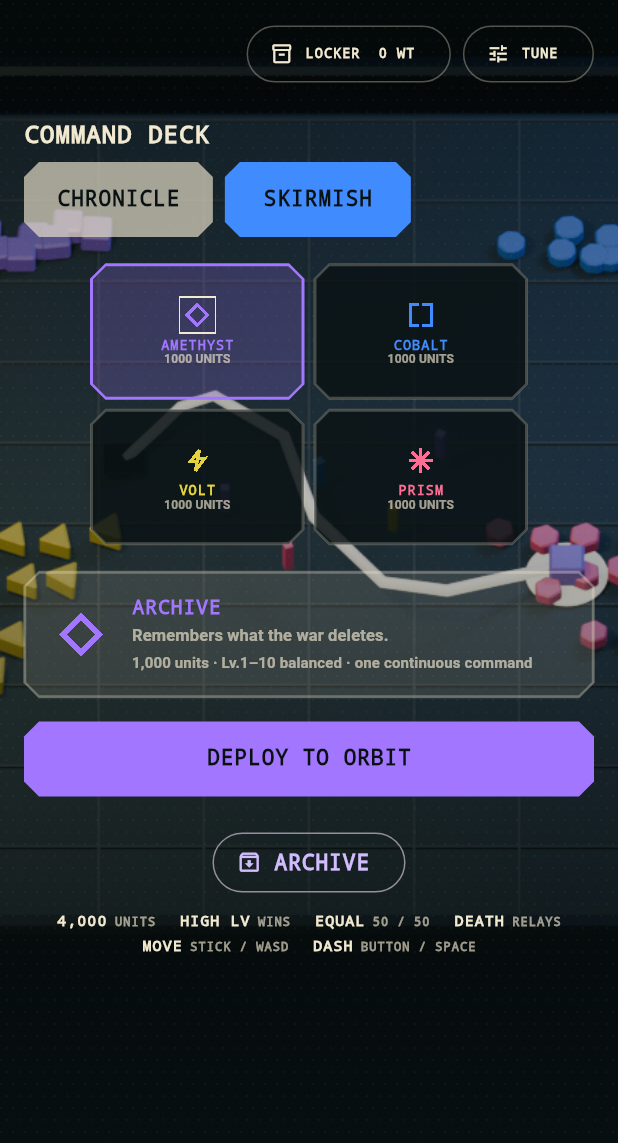
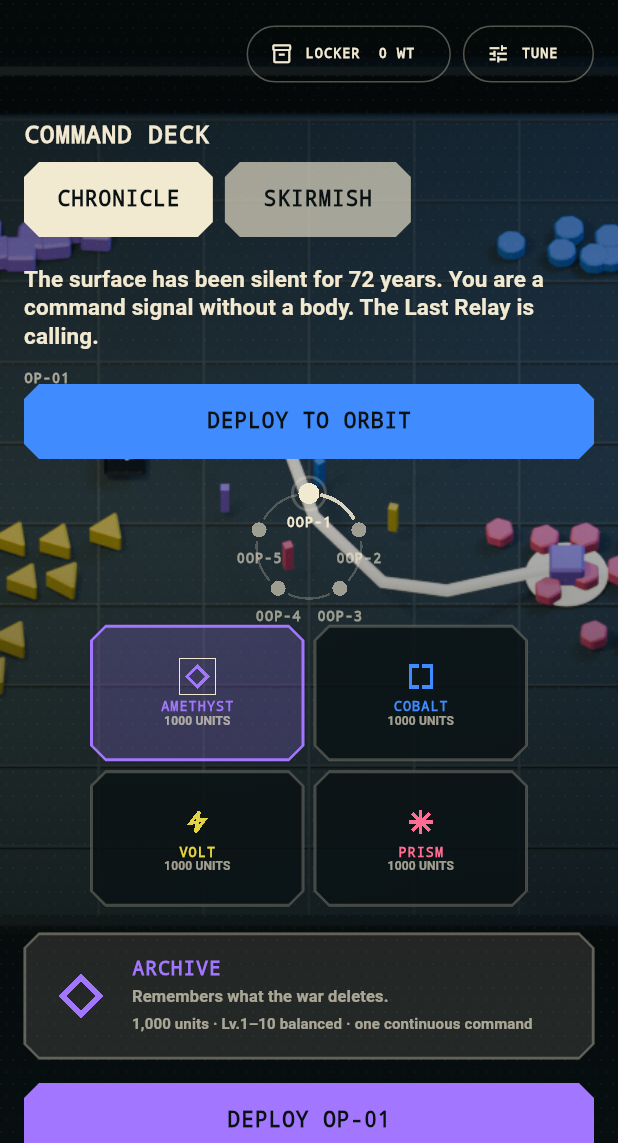
Before and after one commit to torisKR/aiArena, a Flutter app: the screen it shows after launch, on a phone screen of 412 x 824 dp, the part 93-1236 px from its top. Run offline on Flutter 3.47's test engine with Material 3 defaults, Android fonts, the phone set to English and light mode, and no system bars; our stand-ins replace shared_preferences, web; missing offline and left inert: flame, flame_audio.

Commit message:
fix: complete command deck contracts

```diff
--- a/lib/l10n/app_en.arb
+++ b/lib/l10n/app_en.arb
@@ -433,6 +433,12 @@
   "retryDirective": "RETRY DIRECTIVE",
   "continueCampaign": "CONTINUE",
   "commandDeck": "COMMAND DECK",
+  "orbitalProgressSemantics": "{deck} // {concluded} of 5 operations // {current}",
+  "@orbitalProgressSemantics": {"placeholders": {"deck": {"type": "String"}, "concluded": {"type": "int"}, "current": {"type": "String"}}},
+  "deployOperation": "DEPLOY OP-{operation}",
+  "@deployOperation": {"placeholders": {"operation": {"type": "String"}}},
+  "medalEarned": "MEDAL EARNED",
+  "restartDisclosure": "Campaign core, progress, transmissions, medals, and ending reset. Wallet, settings, and cosmetics remain. Paid operation bonuses cannot be earned again.",
   "endingClaimRelay": "CLAIM THE RELAY",
   "endingOpenRelay": "OPEN THE RELAY",
   "endingClaimEpilogue": "One core inherits Orbit 00. The other three survive only as checksum scars.",
--- a/lib/l10n/app_ja.arb
+++ b/lib/l10n/app_ja.arb
@@ -210,6 +210,10 @@
   "retryDirective": "指令を再試行",
   "continueCampaign": "続行",
   "commandDeck": "コマンドデッキ",
+  "orbitalProgressSemantics": "{deck} // 5作戦中{concluded}作戦完了 // {current}",
+  "deployOperation": "OP-{operation} 展開",
+  "medalEarned": "メダル獲得",
+  "restartDisclosure": "キャンペーンコア、進行、送信、メダル、エンディングをリセットします。ウォレット、設定、コスメは保持されます。有料作戦ボーナスは再獲得できません。",
   "endingClaimRelay": "リレーを掌握",
   "endingOpenRelay": "リレーを開放",
   "endingClaimEpilogue": "ひとつのコアがOrbit 00を継承する。他の3つはチェックサムの傷跡としてのみ残る。",
--- a/lib/l10n/app_ko.arb
+++ b/lib/l10n/app_ko.arb
@@ -210,6 +210,10 @@
   "retryDirective": "지령 재시도",
   "continueCampaign": "계속",
   "commandDeck": "지휘 갑판",
+  "orbitalProgressSemantics": "{deck} // 전체 5개 중 {concluded}개 완료 // {current}",
+  "deployOperation": "OP-{operation} 투입",
+  "medalEarned": "메달 획득",
+  "restartDisclosure": "캠페인 코어, 진행도, 전송, 메달, 결말이 초기화됩니다. 지갑, 설정, 꾸미기는 유지됩니다. 유료 작전 보너스는 다시 받을 수 없습니다.",
   "endingClaimRelay": "릴레이 장악",
   "endingOpenRelay": "릴레이 개방",
   "endingClaimEpilogue": "하나의 코어가 Orbit 00을 계승합니다. 나머지 셋은 체크섬의 상흔으로만 남습니다.",
--- a/lib/l10n/app_localizations.dart
+++ b/lib/l10n/app_localizations.dart
@@ -1270,6 +1270,30 @@ abstract class AppLocalizations {
   /// **'COMMAND DECK'**
   String get commandDeck;
 
+  /// No description provided for @orbitalProgressSemantics.
+  ///
+  /// In en, this message translates to:
+  /// **'{deck} // {concluded} of 5 operations // {current}'**
+  String orbitalProgressSemantics(String deck, int concluded, String current);
+
+  /// No description provided for @deployOperation.
+  ///
+  /// In en, this message translates to:
+  /// **'DEPLOY OP-{operation}'**
+  String deployOperation(String operation);
+
+  /// No description provided for @medalEarned.
+  ///
+  /// In en, this message translates to:
+  /// **'MEDAL EARNED'**
+  String get medalEarned;
+
+  /// No description provided for @restartDisclosure.
+  ///
+  /// In en, this message translates to:
+  /// **'Campaign core, progress, transmissions, medals, and ending reset. Wallet, settings, and cosmetics remain. Paid operation bonuses cannot be earned again.'**
+  String get restartDisclosure;
+
   /// No description provided for @endingClaimRelay.
   ///
   /// In en, this message translates to:
--- a/lib/l10n/app_zh.arb
+++ b/lib/l10n/app_zh.arb
@@ -210,6 +210,10 @@
   "retryDirective": "重试指令",
   "continueCampaign": "继续",
   "commandDeck": "指挥甲板",
+  "orbitalProgressSemantics": "{deck} // 5个作战完成{concluded}个 // {current}",
+  "deployOperation": "部署 OP-{operation}",
+  "medalEarned": "获得奖章",
+  "restartDisclosure": "战役核心、进度、传输、奖章和结局将重置。钱包、设置和外观保留。付费作战奖励无法再次获得。",
   "endingClaimRelay": "接管中继站",
   "endingOpenRelay": "开放中继站",
   "endingClaimEpilogue": "一个核心继承Orbit 00，另外三个只作为校验和伤痕存续。",
--- a/lib/main.dart
+++ b/lib/main.dart
@@ -534,7 +534,7 @@ class _TokenfrontRootState extends State<TokenfrontRoot>
   @override
   Widget build(BuildContext context) => switch (screen) {
     _Screen.lobby => LobbyScreen(
-      selectedMode: GameMode.skirmish,
+      selectedMode: chronicleAvailable ? GameMode.chronicle : GameMode.skirmish,
       storyProgress: runtime.storyProgress,
       rewardLedger: runtime.rewardLedger,
       selectedSkirmishFaction: selectedFaction,
@@ -579,10 +579,31 @@ class _TokenfrontRootState extends State<TokenfrontRoot>
         systemPrefersReducedMotion: MediaQuery.disableAnimationsOf(context),
       ),
     ),
-    _Screen.battle => BattleScreen(
-      game: game!,
-      preferences: runtime.preferences,
-      requireLandscape: _requireLandscapeForBattle,
+    _Screen.battle => Stack(
+      children: [
+        BattleScreen(
+          game: game!,
+          preferences: runtime.preferences,
+          requireLandscape: _requireLandscapeForBattle,
+        ),
+        if (activeBattle?.replay == true)
+          Positioned(
+            top: 18,
+            left: 18,
+            child: DecoratedBox(
+              decoration: const BoxDecoration(
+                color: Color(0xCC091113),
+              ),
+              child: Padding(
+                padding: const EdgeInsets.symmetric(horizontal: 10, vertical: 7),
+                child: Text(
+                  context.l10n.archiveSimulation,
+                  style: TokenfrontType.instrument.copyWith(fontSize: 10),
+                ),
+              ),
+            ),
+          ),
+      ],
     ),
     _Screen.result => ResultScreen(
       result: result!,
--- a/lib/ui/lobby_screen.dart
+++ b/lib/ui/lobby_screen.dart
@@ -70,7 +70,7 @@ class _LobbyScreenState extends State<LobbyScreen> {
     final dense = viewport.height < 700;
     final copy = StoryLocalizations(context.l10n);
     final lockedCore = widget.storyProgress.campaignFaction;
-    final selectedCore = lockedCore ?? chronicleSelection;
+    final selectedCore = lockedCore ?? chronicleSelection ?? Faction.amethyst;
     final operation = widget.storyProgress.currentOperation;
     return Scaffold(
       body: TacticalBackdrop(
@@ -112,19 +112,40 @@ class _LobbyScreenState extends State<LobbyScreen> {
                             chronicleAvailable: widget.chronicleAvailable,
                             onChronicle: () =>
                                 setState(() => mode = GameMode.chronicle),
-                            onSkirmish: () {
-                              setState(() => mode = GameMode.skirmish);
-                              widget.onDeploySkirmish();
-                            },
+                            onSkirmish: () =>
+                                setState(() => mode = GameMode.skirmish),
                           ),
                         ],
                       ),
                       const SizedBox(height: 18),
                       if (mode == GameMode.chronicle) ...[
                         if (lockedCore == null && operation != null)
-                          _Prologue(prologue: copy.prologue),
-                        if (operation != null)
+                          ...[
+                            _Prologue(prologue: copy.prologue),
+                            ExcludeSemantics(
+                              child: Text(
+                                'OP-${(operation.index + 1).toString().padLeft(2, '0')}',
+                                style: TokenfrontType.instrument.copyWith(
+                                  color: TokenfrontColors.quietText,
+                                  fontSize: 9,
+                                ),
+                              ),
+                            ),
+                          ],
+                        if (lockedCore != null && operation != null)
                           _Briefing(operation: operation, copy: copy),
+                        // Keep the fast deployment affordance in the first
+                        // viewport for phone-sized layouts. Chronicle remains
+                        // the selected mode; this action is the explicit
+                        // Skirmish shortcut used by the compact command deck.
+                        TacticalButton(
+                          key: const Key('skirmish-quick-deploy'),
+                          expanded: compact,
+                          label: context.l10n.deploySignal,
+                          color: TokenfrontColors.cobalt,
+                          onPressed: widget.onDeploySkirmish,
+                        ),
+                        const SizedBox(height: 12),
                         OrbitalProgressRing(
                           progress: widget.storyProgress,
                           lowSpec: widget.lowSpec,
@@ -143,7 +164,7 @@ class _LobbyScreenState extends State<LobbyScreen> {
                         ),
                         const SizedBox(height: 18),
                         _ProtocolPanel(
-                          faction: selectedCore ?? Faction.amethyst,
+                          faction: selectedCore,
                         ),
                         const SizedBox(height: 16),
                         TacticalButton(
@@ -151,9 +172,10 @@ class _LobbyScreenState extends State<LobbyScreen> {
                           expanded: compact,
                           label: operation == null
                               ? context.l10n.chronicleUnavailable
-                              : 'DEPLOY OP-${(operation.index + 1).toString().padLeft(2, '0')}',
-                          color:
-                              (selectedCore ?? Faction.amethyst).visual.color,
+                              : context.l10n.deployOperation(
+                                  (operation.index + 1).toString().padLeft(2, '0'),
+                                ),
+                          color: selectedCore.visual.color,
                           onPressed: operation == null
                               ? null
                               : () {
@@ -175,6 +197,15 @@ class _LobbyScreenState extends State<LobbyScreen> {
                           label: context.l10n.deploySignal,
                           color: widget.selectedSkirmishFaction.visual.color,
                           onPressed: widget.onDeploySkirmish,
+                        ),
+                        const SizedBox(height: 10),
+                        Text(
+                          context.l10n.archiveSimulation,
+                          textAlign: TextAlign.center,
+                          style: TokenfrontType.instrument.copyWith(
+                            color: TokenfrontColors.quietText,
+                            fontSize: 9,
+                          ),
                         ),
                       ],
                       const SizedBox(height: 20),
@@ -311,7 +342,7 @@ class _CoreGrid extends StatelessWidget {
         _CoreCard(
           faction: faction,
           selected: faction == selected,
-          locked: locked && faction != selected,
+          locked: locked,
           compact: compact,
           onTap: () => onSelected(faction),
         ),
@@ -386,14 +417,6 @@ class _CoreCard extends StatelessWidget {
                     color: TokenfrontColors.quietText,
                   ),
                 ),
-              if (locked)
-                Text(
-                  'LOCKED',
-                  style: TokenfrontType.instrument.copyWith(
-                    fontSize: 8,
-                    color: TokenfrontColors.quietText,
-                  ),
-                ),
             ],
           ),
         ),
@@ -401,7 +424,7 @@ class _CoreCard extends StatelessWidget {
     );
     return Semantics(
       label: locked
-          ? '${visual.name} LOCKED'
+          ? '${visual.name} // ${context.l10n.directiveLocked}'
           : context.l10n.chooseFaction(visual.name),
       button: !locked,
       enabled: !locked,
--- a/lib/ui/orbital_progress_ring.dart
+++ b/lib/ui/orbital_progress_ring.dart
@@ -3,6 +3,8 @@ import 'dart:math' as math;
 import 'package:flutter/material.dart';
 
 import '../design/tokens.dart';
+import '../l10n/l10n.dart';
+import '../story/story_localizations.dart';
 import '../story/story_models.dart';
 
 /// A deliberately quiet progress indicator for the five-operation Chronicle.
@@ -21,19 +23,23 @@ class OrbitalProgressRing extends StatelessWidget {
   final bool lowSpec;
   final bool reduceMotion;
 
-  String _semanticsLabel() {
+  String _semanticsLabel(BuildContext context) {
     final concluded = progress.concludedOperations.length;
     final current = progress.currentOperation;
     final currentText = current == null
-        ? 'COMPLETE'
-        : 'OP-${current.index + 1} CURRENT';
-    return 'ORBITAL PROGRESS // FIVE NODES // $concluded CONCLUDED // $currentText';
+        ? context.l10n.ending
+        : StoryLocalizations(context.l10n).operationTitle(current);
+    return context.l10n.orbitalProgressSemantics(
+      context.l10n.commandDeck,
+      concluded,
+      currentText,
+    );
   }
 
   @override
   Widget build(BuildContext context) => Semantics(
     container: true,
-    label: _semanticsLabel(),
+    label: _semanticsLabel(context),
     child: ExcludeSemantics(
       child: SizedBox(
         height: 92,
```
Also changed, not shown: lib/l10n/app_localizations_en.dart (+17 -0 lines), lib/l10n/app_localizations_ja.dart (+17 -0 lines), lib/l10n/app_localizations_ko.dart (+17 -0 lines), lib/l10n/app_localizations_zh.dart (+17 -0 lines), lib/ui/archive_sheet.dart (+38 -18 lines), 2 other files.
